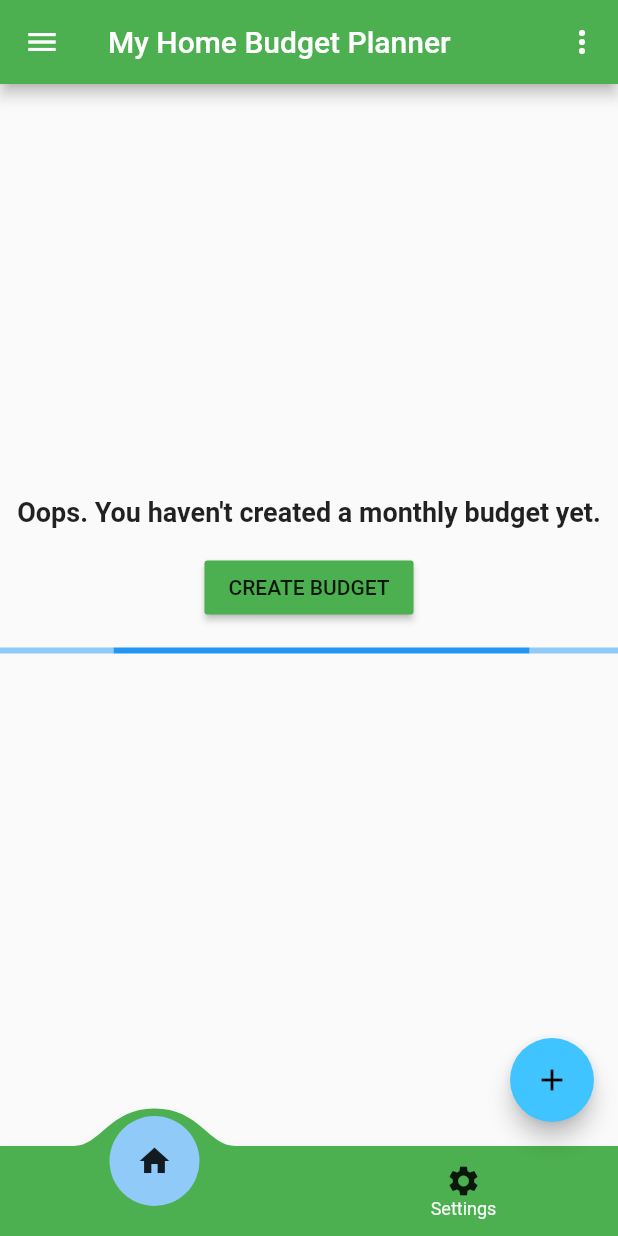
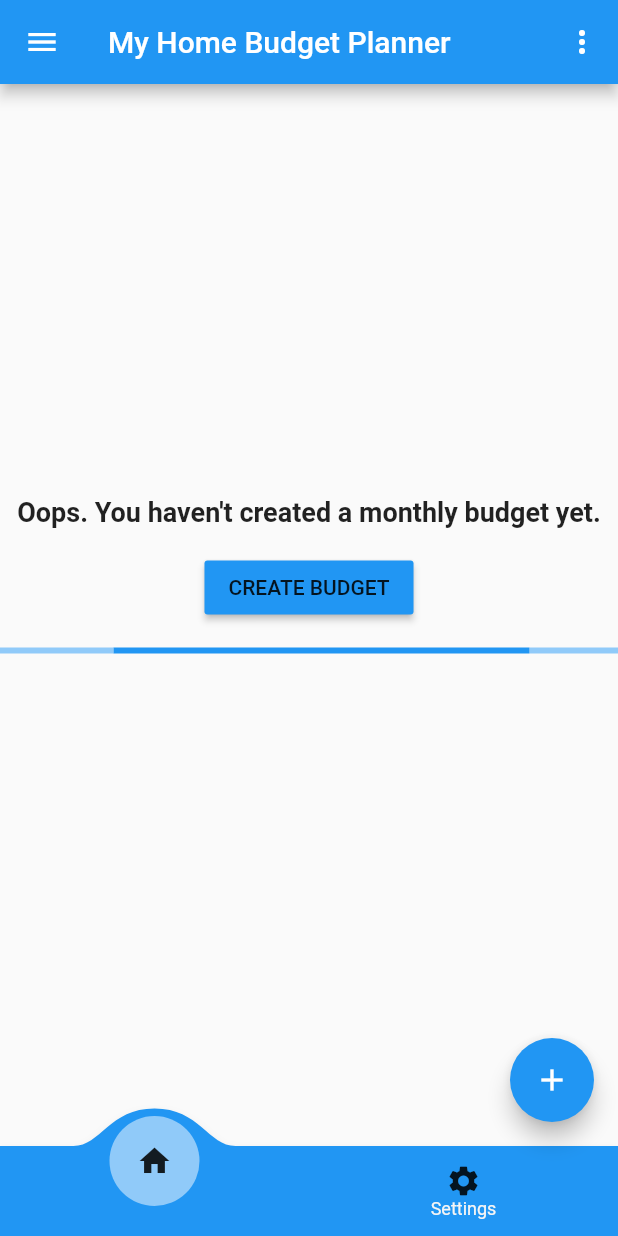
Before and after one commit to sathishnune/home-budget-planner, a Flutter app: the screen it shows after launch, on a phone screen of 412 x 824 dp. Run offline on Flutter 3.47's test engine with Material 2 defaults, Android fonts, the light colour scheme and no system bars; drawn by our look-alikes of convex_bottom_bar; our stand-ins replace charts_flutter, flutter_colorpicker, flutter_redux, material_design_icons_flutter, month_picker_dialog, redux and 2 more; accounts and stored records are empty.

Commit message:
Theme part 1 and Allow reorder of elements

```diff
--- a/lib/home/redux/budget_app_state.dart
+++ b/lib/home/redux/budget_app_state.dart
@@ -11,21 +11,25 @@ class BudgetAppState {
       this.budgetMetrics,
       this.isLoading,
       this.isCreateNewBudgetValid,
-      this.selectedMonthRecord});
+      this.selectedMonthRecord,
+      this.applicationTheme});
 
   final List<HomeBudgetOverview> monthRecords;
   final HomeBudgetMetrics budgetMetrics;
   final bool isLoading;
   final bool isCreateNewBudgetValid;
   final HomeBudgetOverview selectedMonthRecord;
+  final ThemeData applicationTheme;
 
   BudgetAppState clone(
       {final List<HomeBudgetOverview> monthRecords,
       final HomeBudgetMetrics budgetMetrics,
       final bool isLoading,
       final bool isCreateNewBudgetValid,
-      final HomeBudgetOverview selectedMonthRecord}) {
+      final HomeBudgetOverview selectedMonthRecord,
+      final ThemeData applicationTheme}) {
     return BudgetAppState(
+        applicationTheme: applicationTheme ?? this.applicationTheme,
         monthRecords: monthRecords ?? this.monthRecords,
         budgetMetrics: budgetMetrics ?? this.budgetMetrics,
         isLoading: isLoading ?? this.isLoading,
--- a/lib/home/ui/my_home_budget_app.dart
+++ b/lib/home/ui/my_home_budget_app.dart
@@ -1,17 +1,20 @@
 import 'package:convex_bottom_bar/convex_bottom_bar.dart';
 import 'package:flutter/material.dart';
 import 'package:flutter_redux/flutter_redux.dart';
+import 'package:home_budget_app/home/database/database_util.dart';
 import 'package:home_budget_app/home/redux/budget_app_state.dart';
 import 'package:home_budget_app/home/redux/thunk_actions.dart';
 import 'package:home_budget_app/home/ui/add_new_item.dart';
-import 'package:home_budget_app/home/ui/analytics.dart';
+import 'package:home_budget_app/home/ui/settings.dart';
 import 'package:home_budget_app/home/ui/budget_details.dart';
 import 'package:home_budget_app/home/ui/create_new_budget.dart';
 import 'package:home_budget_app/home/ui/edit_modal.dart';
 import 'package:home_budget_app/home/ui/home_budget_drawer.dart';
 import 'package:home_budget_app/home/ui/popup_menu.dart';
+import 'package:home_budget_app/home/ui/reorder_list.dart';
 import 'package:home_budget_app/home/ui/status_switch.dart';
 import 'package:home_budget_app/home/ui/summary_cards.dart';
+import 'package:home_budget_app/home/ui/theme.dart';
 import 'package:home_budget_app/home/ui/utilities.dart';
 import 'package:redux/redux.dart';
 
@@ -25,35 +28,12 @@ class MyHomeBudgetApp extends StatefulWidget {
 }
 
 class _MyHomeBudgetAppState extends State<MyHomeBudgetApp> {
-  ThemeData _themeData(BuildContext context) {
-    ThemeData baseTheme = ThemeData.light();
-
-    final Brightness systemBrightness =
-        MediaQueryData.fromWindow(WidgetsBinding.instance.window)
-            .platformBrightness;
-    if (Brightness.dark == systemBrightness) {
-      baseTheme = ThemeData.dark();
-    }
-
-    final Color primaryColor = Colors.green;
-    final Color secondaryColor = Colors.lightBlueAccent;
-
-    return baseTheme.copyWith(
-        brightness: Brightness.light,
-        primaryColor: primaryColor,
-        secondaryHeaderColor: secondaryColor,
-        floatingActionButtonTheme: FloatingActionButtonThemeData(
-            foregroundColor: Colors.black, backgroundColor: secondaryColor));
-  }
-
   @override
   Widget build(BuildContext context) {
     return StoreProvider<BudgetAppState>(
         store: widget.store,
         child: MaterialApp(
-          theme: _themeData(context),
-          darkTheme: ThemeData.dark(),
-          themeMode: ThemeMode.system,
+          theme: widget.store.state.applicationTheme,
           title: 'My Home Budget Planner',
           home: HomeWidget(),
         ));
@@ -66,7 +46,7 @@ class HomeWidget extends StatefulWidget {
 }
 
 class _HomeWidgetState extends State<HomeWidget> {
-  final List<Widget> appBodyList = <Widget>[MyHomeBudgetAppBody(), Analytics()];
+  final List<Widget> appBodyList = <Widget>[MyHomeBudgetAppBody(), Settings()];
   int _selectedIndex = 0;
 
   Widget _bottomNavigationBar() {
@@ -212,19 +192,7 @@ class MyHomeBudgetAppBody extends StatelessWidget {
                         storeDetails
                             .selectedMonthRecord.listOfMonthRecords.isEmpty)
                     ? _noDetailsMonthlyBudget()
-                    : ListView.builder(
-                        itemCount: storeDetails
-                            .selectedMonthRecord.listOfMonthRecords.length,
-                        itemBuilder: (BuildContext context, int index) {
-                          return Padding(
-                            padding: const EdgeInsets.all(5.0),
-                            child: _budgetCardItemBuilder(
-                                storeDetails.selectedMonthRecord
-                                    .listOfMonthRecords[index],
-                                context),
-                          );
-                        },
-                      ),
+                    : buildReOrderedListView(context, storeDetails),
               )
           ],
         );
@@ -232,16 +200,35 @@ class MyHomeBudgetAppBody extends StatelessWidget {
     );
   }
 
-  static final String _rupeeSymbol = String.fromCharCodes(Runes(' \u{20B9}'));
+  ReorderableListView buildReOrderedListView(
+      BuildContext context, BudgetAppState storeDetails) {
+    return ReorderableListView(
+      onReorder: (int oldIndex, int newIndex) => reorderMonthlyRecords(
+          context,
+          storeDetails.selectedMonthRecord.listOfMonthRecords,
+          oldIndex,
+          newIndex),
+      children: storeDetails.selectedMonthRecord.listOfMonthRecords
+          .map(
+            (BudgetDetails budgetDetails) =>
+                _budgetCardItemBuilder(budgetDetails, context),
+          )
+          .toList(),
+    );
+  }
+
+  final String _rupeeSymbol = String.fromCharCodes(Runes(' \u{20B9}'));
 
   Widget _budgetCardItemBuilder(
       BudgetDetails budgetDetails, BuildContext context) {
     return Card(
+        key: Key(budgetDetails.id),
         //clipBehavior: Clip.antiAlias,
         elevation: 2,
         //color: Colors.white70,
         child: ClipPath(
           child: Container(
+            height: 120,
             child: Column(
               children: <Widget>[
                 ListTile(
--- a/lib/main.dart
+++ b/lib/main.dart
@@ -7,6 +7,7 @@ import 'package:home_budget_app/home/redux/thunk_actions.dart';
 import 'package:home_budget_app/home/ui/budget_details.dart';
 import 'package:home_budget_app/home/ui/home_budget_metrics.dart';
 import 'package:home_budget_app/home/ui/my_home_budget_app.dart';
+import 'package:home_budget_app/home/ui/theme.dart';
 import 'package:home_budget_app/home/ui/utilities.dart';
 import 'package:redux/redux.dart';
 import 'package:redux_thunk/redux_thunk.dart';
@@ -21,6 +22,7 @@ void main() {
       initialState: _initialState, middleware: [thunkMiddleware]);
 
   runApp(MyHomeBudgetApp(store: _store));
+  _store.dispatch(getApplicationTheme());
   _store.dispatch(ShowLoadingIndicator(showIndicator: true));
   _store.dispatch(fetchListOfMonths());
 }
--- a/pubspec.yaml
+++ b/pubspec.yaml
@@ -4,7 +4,7 @@ description: My Home Budget Application
 # The following line prevents the package from being accidentally published to
 # pub.dev using `pub publish`. This is preferred for private packages.
 publish_to: 'none' # Remove this line if you wish to publish to pub.dev
-version: 1.0.3+1
+version: 1.0.4+1
 
 environment:
   sdk: ">=2.7.0 <3.0.0"
@@ -23,6 +23,7 @@ dependencies:
   convex_bottom_bar: ^2.6.0
   month_picker_dialog: ^0.3.3
   intl: ^0.16.1
+  flutter_colorpicker: ^0.3.4
 
   # The following adds the Cupertino Icons font to your application.
   # Use with the CupertinoIcons class for iOS style icons.
```
Also changed, not shown: lib/home/database/database_util.dart (+45 -5 lines), lib/home/model/home_budget_monthly_details.dart (+9 -4 lines), lib/home/redux/actions.dart (+6 -1 lines), lib/home/redux/budget_home_app_reducer.dart (+12 -0 lines), lib/home/redux/thunk_actions.dart (+20 -1 lines), lib/home/ui/analytics.dart (deleted, +0 -10 lines), lib/home/ui/reorder_list.dart (added, +31 -0 lines), lib/home/ui/settings.dart (added, +100 -0 lines), lib/home/ui/theme.dart (added, +22 -0 lines).
